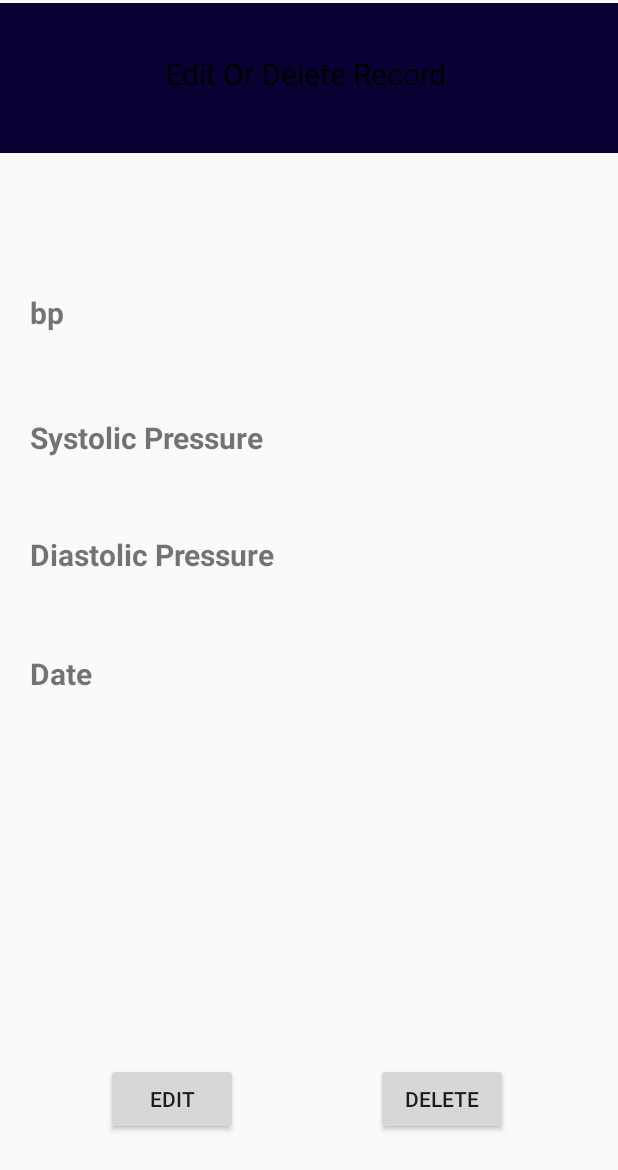
After one commit to LamisaDeya/SoftWare_Final_Project, an Android app: the layout activity_details.xml on its own in the app's theme, with its tools: preview values and no code run, on a phone screen of 412 x 824 dp. The commit adds this screen. Shown: the top 1170 px of the screen. Run offline under Robolectric (Android 15) with nearby library versions, the phone set to English and light mode, and no system bars.

Commit message:
update and delete

```diff
--- /dev/null
+++ b/app/src/main/java/com/example/myapplication/DetailsActivity.java
@@ -0,0 +1,97 @@
+package com.example.myapplication;
+
+import androidx.appcompat.app.AppCompatActivity;
+import androidx.annotation.NonNull;
+import androidx.appcompat.app.AppCompatActivity;
+
+import android.content.Intent;
+import android.os.Bundle;
+import android.util.Log;
+import android.view.View;
+import android.widget.Button;
+import android.widget.EditText;
+import android.widget.TextView;
+
+import com.google.firebase.auth.FirebaseAuth;
+import com.google.firebase.auth.FirebaseUser;
+import com.google.firebase.database.DataSnapshot;
+import com.google.firebase.database.DatabaseError;
+import com.google.firebase.database.DatabaseReference;
+import com.google.firebase.database.FirebaseDatabase;
+import com.google.firebase.database.ValueEventListener;
+
+import android.os.Bundle;
+
+public class DetailsActivity extends AppCompatActivity {
+
+    String REC,USER;
+    private TextView delsys,deldias,deldate,delbp;
+    private Button delererec,editrec;
+
+    @Override
+    protected void onCreate(Bundle savedInstanceState) {
+        super.onCreate(savedInstanceState);
+        setContentView(R.layout.activity_details);
+
+
+        delsys=findViewById(R.id.delsys);
+        deldias=findViewById(R.id.deldias);
+        delbp=findViewById(R.id.delbp);
+        deldate=findViewById(R.id.deldate);
+       //
+        delererec=findViewById(R.id.deleterec);
+        editrec=findViewById(R.id.editrec);
+
+        delsys.setText(getIntent().getStringExtra("SYS")+" mm Hg");
+        deldias.setText(getIntent().getStringExtra("DIAS")+" mm Hg");
+        delbp.setText(getIntent().getStringExtra("BP" )+ " bpm");
+        deldate.setText(getIntent().getStringExtra("DATE_"));
+
+        editrec.setOnClickListener(new View.OnClickListener() {
+            @Override
+            public void onClick(View view) {
+                Intent intent = new Intent(DetailsActivity.this,add.class);
+                intent.putExtra("SYS",getIntent().getStringExtra("SYS"));
+                intent.putExtra("DIAS",getIntent().getStringExtra("DIAS"));
+                intent.putExtra("BP",getIntent().getStringExtra("BP"));
+                intent.putExtra("DATE_",getIntent().getStringExtra("DATE_"));
+
+                startActivity(intent);
+            }
+        });
+
+
+        delererec.setOnClickListener(new View.OnClickListener() {
+            @Override
+            public void onClick(View view) {
+                String date= getIntent().getStringExtra("DATE_");
+               // FirebaseAuth mAuth = FirebaseAuth.getInstance();
+                String mail="";
+                FirebaseUser user = FirebaseAuth.getInstance().getCurrentUser();
+                if (user != null) {
+                    mail = user.getEmail();
+                    // Use the email address as needed
+                }
+
+                String email=mail.replace(".",",");
+                String Datee = date.replace("/","");
+                DatabaseReference databaseReference = FirebaseDatabase.getInstance().getReference().child(email);
+                databaseReference.removeValue();
+                finish();
+
+                //Intent intent = new Intent(getApplicationContext(),MainActivity.class);
+                //startActivity(intent);
+
+
+
+            }
+        });
+
+
+
+    }
+
+
+
+
+}
--- a/app/src/main/java/com/example/myapplication/add.java
+++ b/app/src/main/java/com/example/myapplication/add.java
@@ -22,6 +22,7 @@ import java.util.Calendar;
 import java.util.Date;
 import java.util.Locale;
 
+
 public class add extends AppCompatActivity {
 
 
@@ -41,6 +42,14 @@ public class add extends AppCompatActivity {
         dis=findViewById(R.id.dis);
         btn=findViewById(R.id.up);
         textView=findViewById(R.id.tm);
+
+        if(getIntent().getStringExtra("SYS")!=null)
+        {
+            bp.setText(getIntent().getStringExtra("BP"));
+            sys.setText(getIntent().getStringExtra("SYS"));
+            dis.setText(getIntent().getStringExtra("DIS"));
+            //text.setText(getIntent().getStringExtra("DIS"));
+        }
 
         Intent intent1=getIntent();
         String email=intent1.getStringExtra("email");
@@ -77,6 +86,7 @@ public class add extends AppCompatActivity {
 
                 String ss=dat.replace("/","");
 
+
                 databaseReference.addValueEventListener(new ValueEventListener() {
                     @Override
                     public void onDataChange(@NonNull DataSnapshot snapshot) {
--- a/app/src/main/java/com/example/myapplication/dataAdapter.java
+++ b/app/src/main/java/com/example/myapplication/dataAdapter.java
@@ -1,6 +1,7 @@
 package com.example.myapplication;
 
 import android.content.Context;
+import android.content.Intent;
 import android.view.LayoutInflater;
 import android.view.View;
 import android.view.ViewGroup;
@@ -40,6 +41,24 @@ public class dataAdapter extends RecyclerView.Adapter<dataAdapter.MyViewHolder>
             holder.bp.setText(adapter.getBp());
             holder.date.setText(adapter.getDate());
             holder.time.setText(adapter.getTime());
+
+            holder.itemView.setOnClickListener(new View.OnClickListener() {
+                @Override
+                public void onClick(View v) {
+                    int pos= holder.getAdapterPosition();
+                    health h = list.get(pos);
+                    String DATE= h.getDate();
+
+                    Intent intent = new Intent(context,DetailsActivity.class);
+                    intent.putExtra("BP",h.bp);
+                    intent.putExtra("SYS",h.sys);
+                    intent.putExtra("DIAS",h.dis);
+                    intent.putExtra("DATE_",h.date);
+
+                    intent.setFlags(Intent.FLAG_ACTIVITY_NEW_TASK);
+                    context.startActivity(intent);
+                }
+            });
     }
 
     @Override
--- /dev/null
+++ b/app/src/main/res/layout/activity_details.xml
@@ -0,0 +1,188 @@
+<?xml version="1.0" encoding="utf-8"?>
+<androidx.constraintlayout.widget.ConstraintLayout xmlns:android="http://schemas.android.com/apk/res/android"
+    xmlns:app="http://schemas.android.com/apk/res-auto"
+    xmlns:tools="http://schemas.android.com/tools"
+    android:layout_width="match_parent"
+    android:layout_height="match_parent"
+    tools:context=".DetailsActivity">
+
+
+    <TextView
+        android:id="@+id/textView14"
+        android:layout_width="match_parent"
+        android:layout_height="100dp"
+        android:background="#070233"
+        android:paddingLeft="110dp"
+        android:paddingTop="33dp"
+        android:text="Edit Or Delete Record"
+        android:textColor="@color/black"
+        android:textSize="20dp"
+        app:layout_constraintBottom_toBottomOf="parent"
+        app:layout_constraintEnd_toEndOf="parent"
+        app:layout_constraintHorizontal_bias="0.444"
+        app:layout_constraintStart_toStartOf="parent"
+        app:layout_constraintTop_toTopOf="parent"
+        app:layout_constraintVertical_bias="0.003" />
+
+    <TextView
+        android:id="@+id/delbp"
+        android:layout_width="120dp"
+        android:layout_height="48dp"
+        android:layout_margin="20dp"
+        android:gravity="center_vertical"
+        android:textSize="20dp"
+        android:padding="5dp"
+        android:textStyle="bold"
+        android:textColor="@color/black"
+        app:layout_constraintBottom_toBottomOf="parent"
+        app:layout_constraintEnd_toEndOf="parent"
+        app:layout_constraintHorizontal_bias="0.914"
+        app:layout_constraintStart_toStartOf="parent"
+        app:layout_constraintTop_toTopOf="parent"
+        app:layout_constraintVertical_bias="0.219" />
+
+    <TextView
+        android:id="@+id/delsys"
+        android:layout_width="120dp"
+        android:layout_height="48dp"
+        android:layout_margin="20dp"
+        android:padding="5dp"
+        android:gravity="center_vertical"
+        android:textSize="20dp"
+        android:textStyle="bold"
+        android:textColor="@color/black"
+        app:layout_constraintBottom_toBottomOf="parent"
+        app:layout_constraintEnd_toEndOf="parent"
+        app:layout_constraintHorizontal_bias="0.914"
+        app:layout_constraintStart_toStartOf="parent"
+        app:layout_constraintTop_toTopOf="parent"
+        app:layout_constraintVertical_bias="0.335" />
+
+    <TextView
+        android:id="@+id/deldias"
+        android:layout_width="120dp"
+        android:layout_height="48dp"
+        android:layout_margin="20dp"
+        android:padding="5dp"
+        android:gravity="center_vertical"
+        android:textSize="20dp"
+        android:textStyle="bold"
+        android:textColor="@color/black"
+        app:layout_constraintBottom_toBottomOf="parent"
+        app:layout_constraintEnd_toEndOf="parent"
+        app:layout_constraintHorizontal_bias="0.914"
+        app:layout_constraintStart_toStartOf="parent"
+        app:layout_constraintTop_toTopOf="parent"
+        app:layout_constraintVertical_bias="0.446" />
+
+    <TextView
+        android:id="@+id/deldate"
+        android:layout_width="120dp"
+        android:layout_height="48dp"
+        android:layout_margin="20dp"
+        android:gravity="center_vertical"
+        android:padding="5dp"
+        android:textSize="20dp"
+        android:textStyle="bold"
+        android:textColor="@color/black"
+        app:layout_constraintBottom_toBottomOf="parent"
+        app:layout_constraintEnd_toEndOf="parent"
+        app:layout_constraintHorizontal_bias="0.9"
+        app:layout_constraintStart_toStartOf="parent"
+        app:layout_constraintTop_toTopOf="parent"
+        app:layout_constraintVertical_bias="0.547" />
+
+
+    <Button
+        android:id="@+id/deleterec"
+        android:layout_width="wrap_content"
+        android:layout_height="wrap_content"
+        android:text="Delete"
+        app:layout_constraintBottom_toBottomOf="parent"
+        app:layout_constraintEnd_toEndOf="parent"
+        app:layout_constraintHorizontal_bias="0.773"
+        app:layout_constraintStart_toStartOf="parent"
+        app:layout_constraintTop_toTopOf="parent"
+        app:layout_constraintVertical_bias="0.913" />
+
+    <Button
+        android:id="@+id/editrec"
+        android:layout_width="wrap_content"
+        android:layout_height="wrap_content"
+        android:text="Edit"
+        app:layout_constraintBottom_toBottomOf="parent"
+        app:layout_constraintEnd_toEndOf="parent"
+        app:layout_constraintHorizontal_bias="0.219"
+        app:layout_constraintStart_toStartOf="parent"
+        app:layout_constraintTop_toTopOf="parent"
+        app:layout_constraintVertical_bias="0.913" />
+
+    <TextView
+        android:id="@+id/textView"
+        android:layout_width="200dp"
+        android:layout_height="48dp"
+        android:text="bp"
+        android:textSize="20dp"
+        android:gravity="start|center_vertical"
+        android:layout_marginLeft="20dp"
+        android:textStyle="bold"
+        app:layout_constraintBottom_toBottomOf="parent"
+        app:layout_constraintEnd_toEndOf="parent"
+        app:layout_constraintHorizontal_bias="0.0"
+        app:layout_constraintStart_toStartOf="parent"
+        app:layout_constraintTop_toTopOf="parent"
+        app:layout_constraintVertical_bias="0.238" />
+
+    <TextView
+        android:id="@+id/textView2"
+        android:layout_width="200dp"
+        android:layout_height="48dp"
+        android:gravity="start|center_vertical"
+        android:layout_marginLeft="20dp"
+        android:text="Systolic Pressure"
+        android:textSize="20dp"
+        android:textStyle="bold"
+        app:layout_constraintBottom_toBottomOf="parent"
+        app:layout_constraintEnd_toEndOf="parent"
+        app:layout_constraintHorizontal_bias="0.0"
+        app:layout_constraintStart_toStartOf="parent"
+        app:layout_constraintTop_toTopOf="parent"
+        app:layout_constraintVertical_bias="0.345" />
+
+    <TextView
+        android:id="@+id/textView3"
+        android:layout_width="200dp"
+        android:layout_height="48dp"
+        android:foregroundGravity="left"
+        android:gravity="start|center_vertical"
+        android:layout_marginLeft="20dp"
+        android:text="Diastolic Pressure"
+        android:textSize="20dp"
+        android:textStyle="bold"
+        app:layout_constraintBottom_toBottomOf="parent"
+        app:layout_constraintEnd_toEndOf="parent"
+        app:layout_constraintHorizontal_bias="0.0"
+        app:layout_constraintStart_toStartOf="parent"
+        app:layout_constraintTop_toTopOf="parent"
+        app:layout_constraintVertical_bias="0.446" />
+
+    <TextView
+        android:id="@+id/textView4"
+        android:layout_width="200dp"
+        android:layout_height="48dp"
+        android:gravity="start|center_vertical"
+        android:layout_marginLeft="20dp"
+        android:text="Date"
+        android:textSize="20dp"
+        android:textStyle="bold"
+        app:layout_constraintBottom_toBottomOf="parent"
+        app:layout_constraintEnd_toEndOf="parent"
+        app:layout_constraintHorizontal_bias="0.0"
+        app:layout_constraintStart_toStartOf="parent"
+        app:layout_constraintTop_toTopOf="parent"
+        app:layout_constraintVertical_bias="0.548" />
+
+
+
+
+</androidx.constraintlayout.widget.ConstraintLayout>
```
Also changed, not shown: app/src/main/AndroidManifest.xml (+7 -0 lines).
